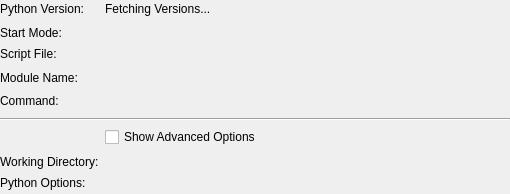
Above: src/brickv/plugin_system/plugins/red/ui/program_info_python.ui from Tinkerforge/brickv before the change. Below: the same form after it.
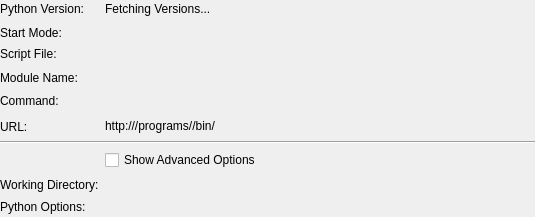
That is the form after the change.

Commit message: red-brick/pi: Extend PHP and Python info pages for the new web interface mode

Patch:
```diff
--- a/src/brickv/plugin_system/plugins/red/ui/program_info_python.ui
+++ b/src/brickv/plugin_system/plugins/red/ui/program_info_python.ui
@@ -6,8 +6,8 @@
    <rect>
     <x>0</x>
     <y>0</y>
-    <width>510</width>
-    <height>194</height>
+    <width>535</width>
+    <height>217</height>
    </rect>
   </property>
   <property name="windowTitle">
@@ -63,14 +63,14 @@
        </property>
       </widget>
      </item>
-     <item row="7" column="0">
+     <item row="8" column="0">
       <widget class="QLabel" name="label_working_directory_title">
        <property name="text">
         <string>Working Directory:</string>
        </property>
       </widget>
      </item>
-     <item row="5" column="0" colspan="2">
+     <item row="6" column="0" colspan="2">
       <widget class="Line" name="line">
        <property name="orientation">
         <enum>Qt::Horizontal</enum>
@@ -98,6 +98,12 @@
      </item>
      <item row="1" column="1">
       <widget class="QLabel" name="label_start_mode">
+       <property name="sizePolicy">
+        <sizepolicy hsizetype="Preferred" vsizetype="Preferred">
+         <horstretch>1</horstretch>
+         <verstretch>0</verstretch>
+        </sizepolicy>
+       </property>
        <property name="text">
         <string>&lt;start-mode&gt;</string>
        </property>
@@ -148,7 +154,7 @@
        </property>
       </widget>
      </item>
-     <item row="7" column="1">
+     <item row="8" column="1">
       <widget class="QLabel" name="label_working_directory">
        <property name="text">
         <string>&lt;working-directory&gt;</string>
@@ -164,14 +170,14 @@
        </property>
       </widget>
      </item>
-     <item row="6" column="1">
+     <item row="7" column="1">
       <widget class="QCheckBox" name="check_show_advanced_options">
        <property name="text">
         <string>Show Advanced Options</string>
        </property>
       </widget>
      </item>
-     <item row="8" column="0">
+     <item row="9" column="0">
       <widget class="QLabel" name="label_options_title">
        <property name="text">
         <string>Python Options:</string>
@@ -181,7 +187,7 @@
        </property>
       </widget>
      </item>
-     <item row="8" column="1">
+     <item row="9" column="1">
       <widget class="QLabel" name="label_options">
        <property name="text">
         <string>&lt;python-options&gt;</string>
@@ -194,6 +200,26 @@
        </property>
       </widget>
      </item>
+     <item row="5" column="0">
+      <widget class="QLabel" name="label_url_title">
+       <property name="text">
+        <string>URL:</string>
+       </property>
+      </widget>
+     </item>
+     <item row="5" column="1">
+      <widget class="QLabel" name="label_url">
+       <property name="text">
+        <string>http://&lt;SERVER&gt;/programs/&lt;IDENTIFIER&gt;/bin/</string>
+       </property>
+       <property name="textFormat">
+        <enum>Qt::PlainText</enum>
+       </property>
+       <property name="textInteractionFlags">
+        <set>Qt::LinksAccessibleByMouse|Qt::TextSelectableByKeyboard|Qt::TextSelectableByMouse</set>
+       </property>
+      </widget>
+     </item>
     </layout>
    </item>
   </layout>
```
Left out of the diff: 2 changed lines with no effect on the pictures. The commit also changes 10 other files.
